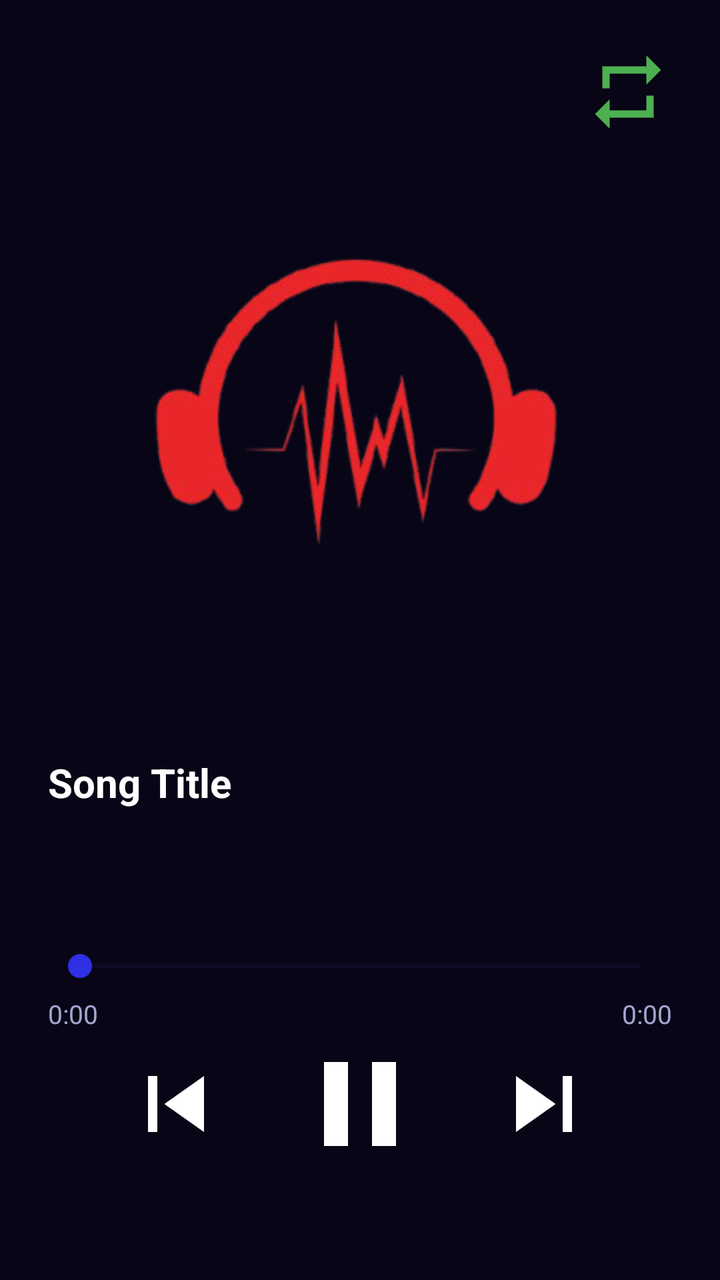
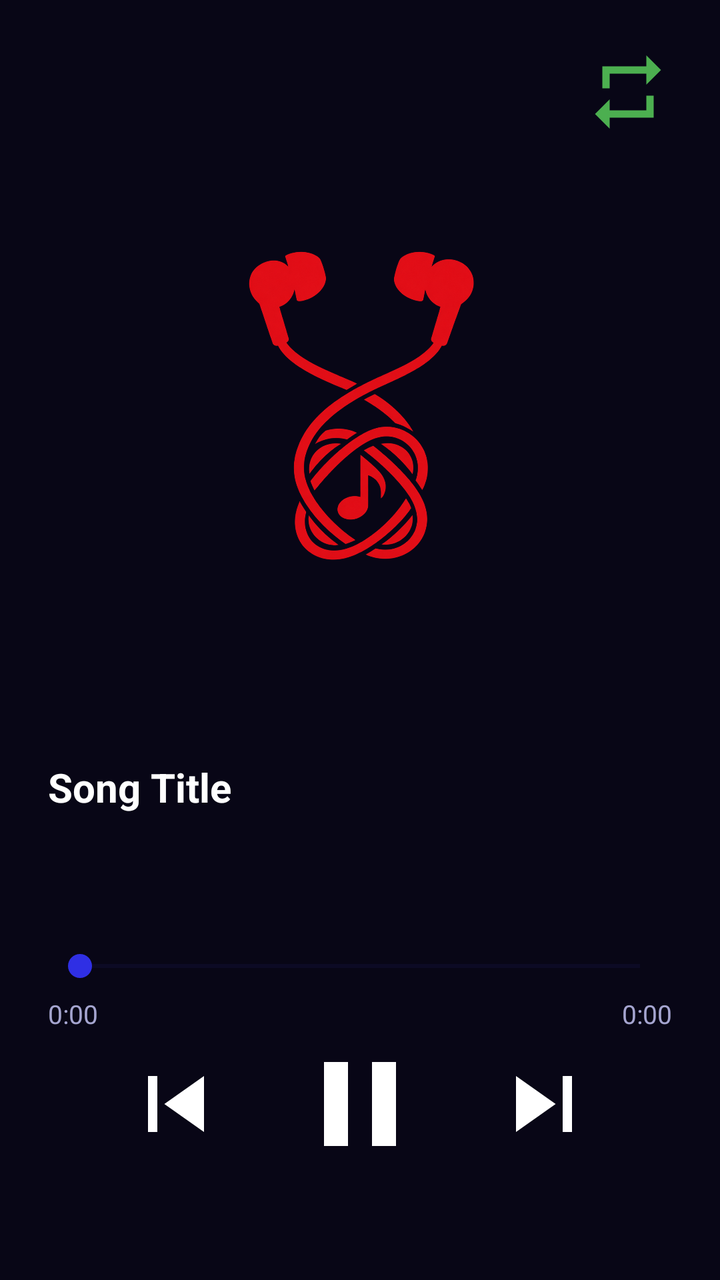

Two renders of the same Android screen: before a commit and after it. Below are the layout's source before the change and the commit's diff.
<!-- AndroidManifest.xml: application theme Theme.MyTune -->
<!-- res/layout/activity_play_song.xml -->
<?xml version="1.0" encoding="utf-8"?>
<androidx.constraintlayout.widget.ConstraintLayout xmlns:android="http://schemas.android.com/apk/res/android"
    xmlns:app="http://schemas.android.com/apk/res-auto"
    xmlns:tools="http://schemas.android.com/tools"
    android:id="@+id/main"
    android:layout_width="match_parent"
    android:layout_height="match_parent"
    android:background="#080616"
    android:paddingHorizontal="24dp"
    android:paddingTop="16dp"
    android:paddingBottom="24dp"
    tools:context=".PlaySong">

    
    <ImageButton
        android:id="@+id/btnAutoplay"
        android:layout_width="44dp"
        android:layout_height="44dp"
        android:layout_marginTop="8dp"
        android:background="?attr/selectableItemBackgroundBorderless"
        android:contentDescription="Toggle Autoplay Next Track"
        android:scaleType="fitCenter"
        app:layout_constraintEnd_toEndOf="parent"
        app:layout_constraintTop_toTopOf="parent"
        app:srcCompat="@drawable/ic_autoplay_on" />

    
    <ImageView
        android:id="@+id/imageView4"
        android:layout_width="220dp"
        android:layout_height="220dp"
        android:layout_marginTop="20dp"
        android:contentDescription="Song Artwork"
        app:layout_constraintEnd_toEndOf="parent"
        app:layout_constraintStart_toStartOf="parent"
        app:layout_constraintTop_toBottomOf="@+id/btnAutoplay"
        app:srcCompat="@drawable/music_logo" />

    
    <LinearLayout
        android:id="@+id/controlLayout"
        android:layout_width="wrap_content"
        android:layout_height="wrap_content"
        android:layout_marginBottom="28dp"
        android:gravity="center"
        android:orientation="horizontal"
        app:layout_constraintBottom_toBottomOf="parent"
        app:layout_constraintEnd_toEndOf="parent"
        app:layout_constraintStart_toStartOf="parent">

        <ImageButton
            android:id="@+id/btnPrevious"
            android:layout_width="56dp"
            android:layout_height="56dp"
            android:layout_marginEnd="28dp"
            android:background="?attr/selectableItemBackgroundBorderless"
            android:contentDescription="Previous"
            android:scaleType="fitCenter"
            app:srcCompat="@drawable/ic_previous" />

        <ImageButton
            android:id="@+id/btnPlay"
            android:layout_width="72dp"
            android:layout_height="72dp"
            android:background="?attr/selectableItemBackgroundBorderless"
            android:contentDescription="Play/Pause"
            android:scaleType="fitCenter"
            app:srcCompat="@drawable/ic_pause" />

        <ImageButton
            android:id="@+id/btnNext"
            android:layout_width="56dp"
            android:layout_height="56dp"
            android:layout_marginStart="28dp"
            android:background="?attr/selectableItemBackgroundBorderless"
            android:contentDescription="Next"
            android:scaleType="fitCenter"
            app:srcCompat="@drawable/ic_next" />
    </LinearLayout>

    
    <SeekBar
        android:id="@+id/seekBar"
        android:layout_width="0dp"
        android:layout_height="wrap_content"
        android:layout_marginBottom="24dp"
        android:progressBackgroundTint="#1A1953"
        android:progressTint="#2F2FE4"
        android:thumbTint="#2F2FE4"
        app:layout_constraintBottom_toTopOf="@+id/controlLayout"
        app:layout_constraintEnd_toEndOf="parent"
        app:layout_constraintStart_toStartOf="parent" />

    
    <TextView
        android:id="@+id/txtCurrentTime"
        android:layout_width="wrap_content"
        android:layout_height="wrap_content"
        android:layout_marginTop="6dp"
        android:text="0:00"
        android:textColor="#A5A5D0"
        android:textSize="13sp"
        app:layout_constraintStart_toStartOf="@+id/seekBar"
        app:layout_constraintTop_toBottomOf="@+id/seekBar" />

    <TextView
        android:id="@+id/txtTotalTime"
        android:layout_width="wrap_content"
        android:layout_height="wrap_content"
        android:layout_marginTop="6dp"
        android:text="0:00"
        android:textColor="#A5A5D0"
        android:textSize="13sp"
        app:layout_constraintEnd_toEndOf="@+id/seekBar"
        app:layout_constraintTop_toBottomOf="@+id/seekBar" />

    
    <TextView
        android:id="@+id/txtSongName"
        android:layout_width="0dp"
        android:layout_height="wrap_content"
        android:ellipsize="marquee"
        android:marqueeRepeatLimit="marquee_forever"
        android:scrollHorizontally="true"
        android:singleLine="true"
        android:text="Song Title"
        android:textAlignment="center"
        android:textColor="#FFFFFF"
        android:textSize="20sp"
        android:textStyle="bold"
        app:layout_constraintBottom_toTopOf="@+id/seekBar"
        app:layout_constraintEnd_toEndOf="parent"
        app:layout_constraintStart_toStartOf="parent"
        app:layout_constraintTop_toBottomOf="@+id/imageView4" />

</androidx.constraintlayout.widget.ConstraintLayout>
<!-- resources referenced by this layout -->
<resources>
  <!-- drawable ic_autoplay_on (drawable) -->
  <vector xmlns:android="http://schemas.android.com/apk/res/android"
      android:width="36dp"
      android:height="36dp"
      android:viewportWidth="24"
      android:viewportHeight="24">
    <path
        android:fillColor="#4CAF50"
        android:pathData="M7,7h10v3l4,-4 -4,-4v3H5v6h2V7zm10,10H7v-3l-4,4 4,4v-3h12v-6h-2v4z"/>
  </vector>
  <!-- drawable ic_next (drawable) -->
  <vector xmlns:android="http://schemas.android.com/apk/res/android"
      android:width="48dp"
      android:height="48dp"
      android:viewportWidth="24"
      android:viewportHeight="24">
    <path
        android:fillColor="#FFFFFFFF"
        android:pathData="M6,18l8.5,-6L6,6v12zM16,6v12h2V6h-2z"/>
  </vector>
  <!-- drawable ic_pause (drawable) -->
  <vector xmlns:android="http://schemas.android.com/apk/res/android"
      android:width="48dp"
      android:height="48dp"
      android:viewportWidth="24"
      android:viewportHeight="24">
    <path
        android:fillColor="#FFFFFFFF"
        android:pathData="M6,19h4V5H6v14zm8,-14v14h4V5h-4z"/>
  </vector>
  <!-- drawable ic_previous (drawable) -->
  <vector xmlns:android="http://schemas.android.com/apk/res/android"
      android:width="48dp"
      android:height="48dp"
      android:viewportWidth="24"
      android:viewportHeight="24">
    <path
        android:fillColor="#FFFFFFFF"
        android:pathData="M6,6h2v12H6zm3.5,6l8.5,6V6z"/>
  </vector>
  <!-- drawable music_logo: png bitmap (drawable, 32764 bytes) -->
  <style name="Theme.MyTune" parent="Base.Theme.MyTune" />
  <style name="Base.Theme.MyTune" parent="Theme.Material3.DayNight.NoActionBar">
          <item name="colorPrimary">@color/accent_blue</item>
          <item name="colorSecondary">@color/primary_blue</item>
          <item name="android:statusBarColor">@color/accent_blue</item>
          <item name="android:navigationBarColor">@color/bg_dark</item>
          <item name="android:windowLightStatusBar">false</item>
      </style>
  <color name="accent_blue">#2F2FE4</color>
  <color name="primary_blue">#162E93</color>
  <color name="bg_dark">#080616</color>
</resources>

<!-- the commit's change to res/layout/activity_play_song.xml (unified diff, before → after) -->
@@ -29,12 +29,12 @@
         android:id="@+id/imageView4"
         android:layout_width="220dp"
         android:layout_height="220dp"
-        android:layout_marginTop="20dp"
+        android:layout_marginTop="25dp"
         android:contentDescription="Song Artwork"
         app:layout_constraintEnd_toEndOf="parent"
         app:layout_constraintStart_toStartOf="parent"
         app:layout_constraintTop_toBottomOf="@+id/btnAutoplay"
-        app:srcCompat="@drawable/music_logo" />
+        app:srcCompat="@drawable/mytune_logo" />
 
     
     <LinearLayout
<!-- resource entries referenced after the edit -->
@@ -40,7 +40,7 @@
         android:fillColor="#FFFFFFFF"
         android:pathData="M6,6h2v12H6zm3.5,6l8.5,6V6z"/>
   </vector>
-  <!-- drawable music_logo: png bitmap (drawable, 32764 bytes) -->
+  <!-- drawable mytune_logo: png bitmap (drawable, 362575 bytes) -->
   <style name="Theme.MyTune" parent="Base.Theme.MyTune" />
   <style name="Base.Theme.MyTune" parent="Theme.Material3.DayNight.NoActionBar">
           <item name="colorPrimary">@color/accent_blue</item>
